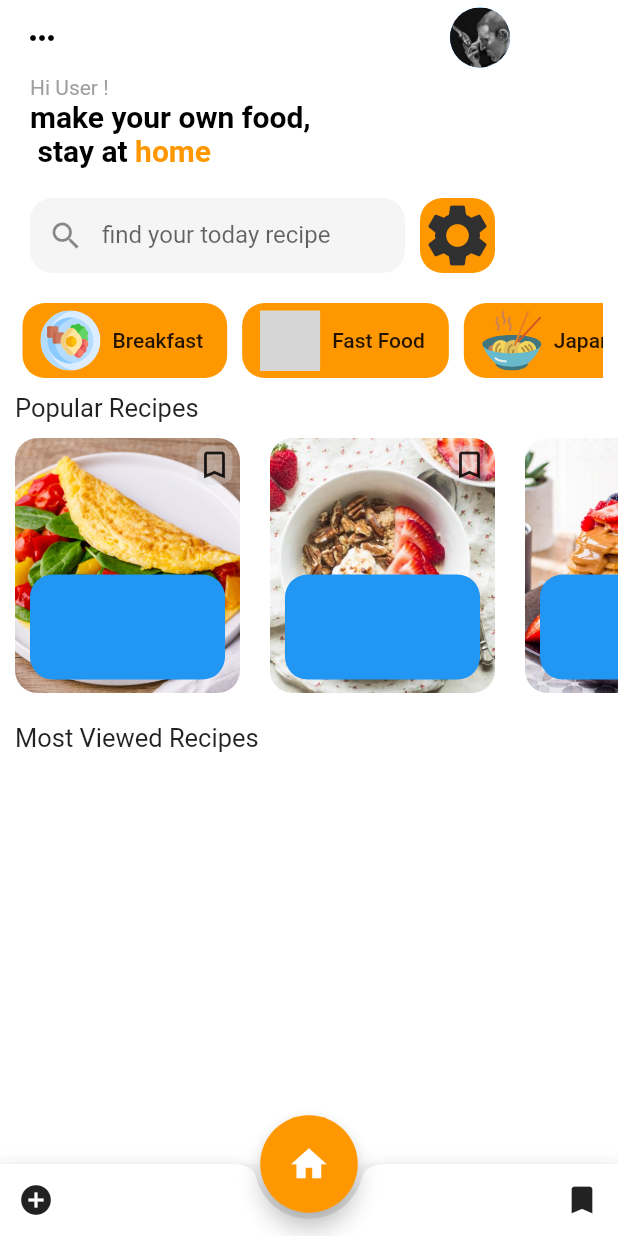
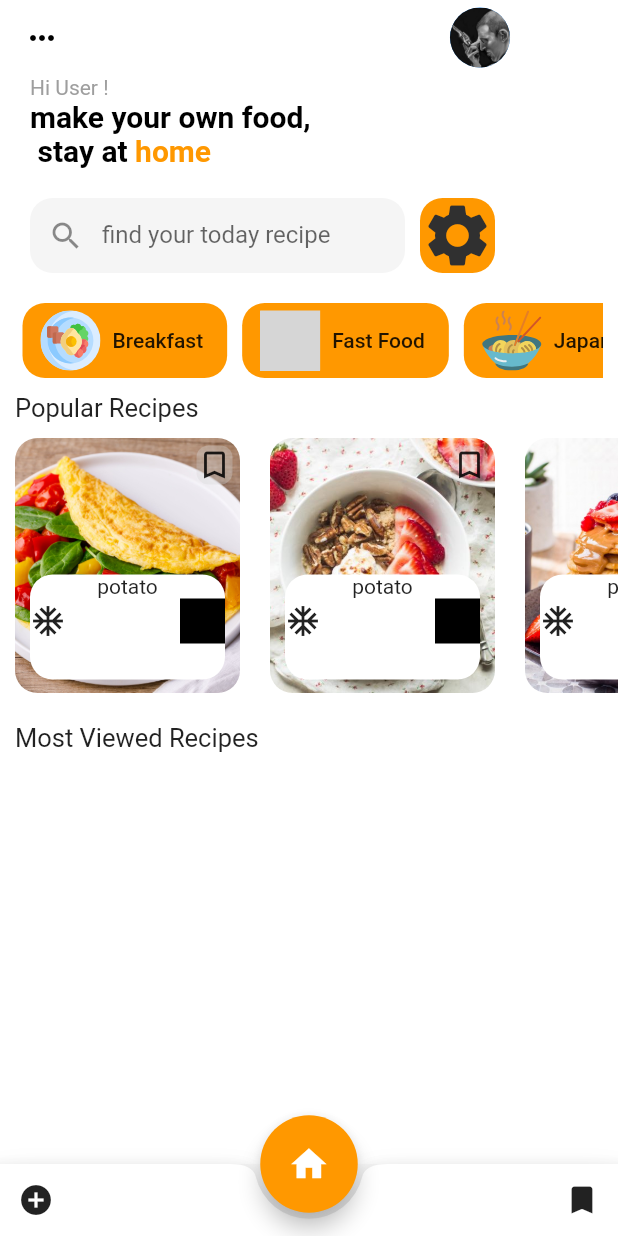
Before and after one commit to Enadir-Mekhlouf/Myrecipe, a Flutter app: the screen it shows after launch, on a phone screen of 412 x 824 dp. Run offline on Flutter 3.47's test engine with Material 2 defaults, Android fonts, the phone set to English and light mode, and no system bars; our stand-ins replace flutter_svg; grey boxes are pictures that could not be loaded.

Commit message:
add text and icon ... inside the info slide container

```diff
--- a/lib/main.dart
+++ b/lib/main.dart
@@ -283,8 +283,26 @@ class PopularRecipe extends StatelessWidget {
                       height: 70,
                       width: 130,
                       child: Container(
+                        child: Column(
+                          children: [
+                            Text("potato"),
+                            Row(
+                              mainAxisAlignment: MainAxisAlignment.spaceBetween,
+                              children: [
+                                Icon(Icons.ac_unit),
+                                SizedBox(
+                                  height: 30,
+                                  width: 30,
+                                  child: Container(
+                                    color: Colors.black,
+                                  ),
+                                ),
+                              ],
+                            )
+                          ],
+                        ),
                         decoration: BoxDecoration(
-                          color: Colors.blue,
+                          color: Colors.white,
                           borderRadius: BorderRadius.all(
                             const Radius.circular(15.0),
                           ),
```
